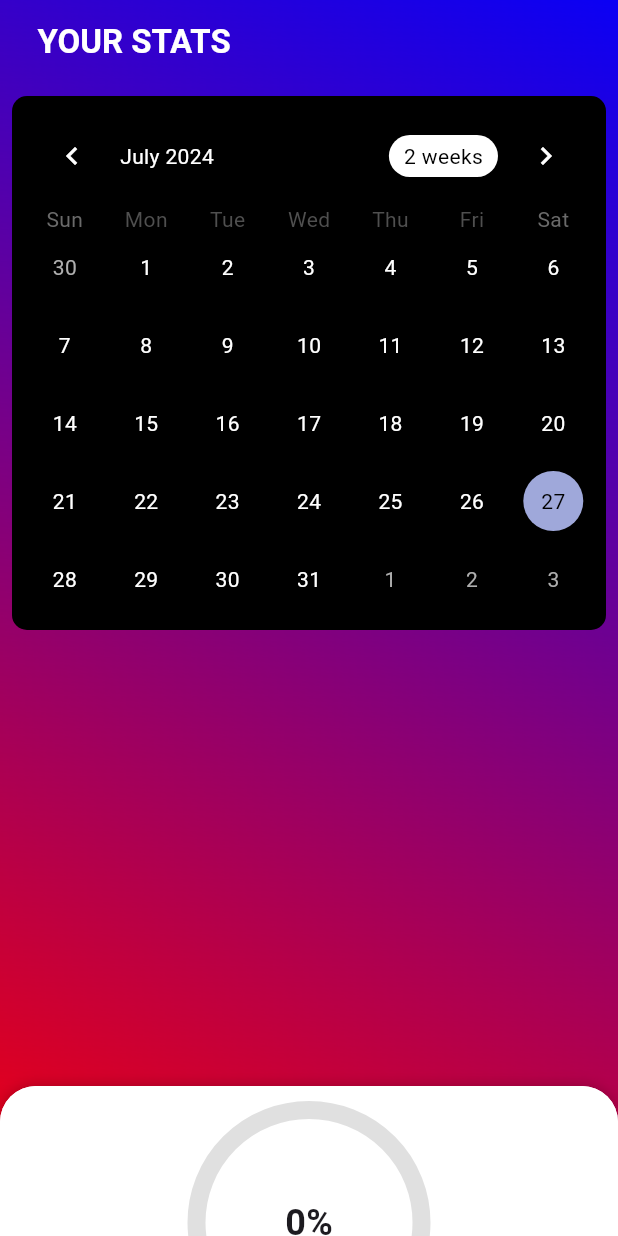
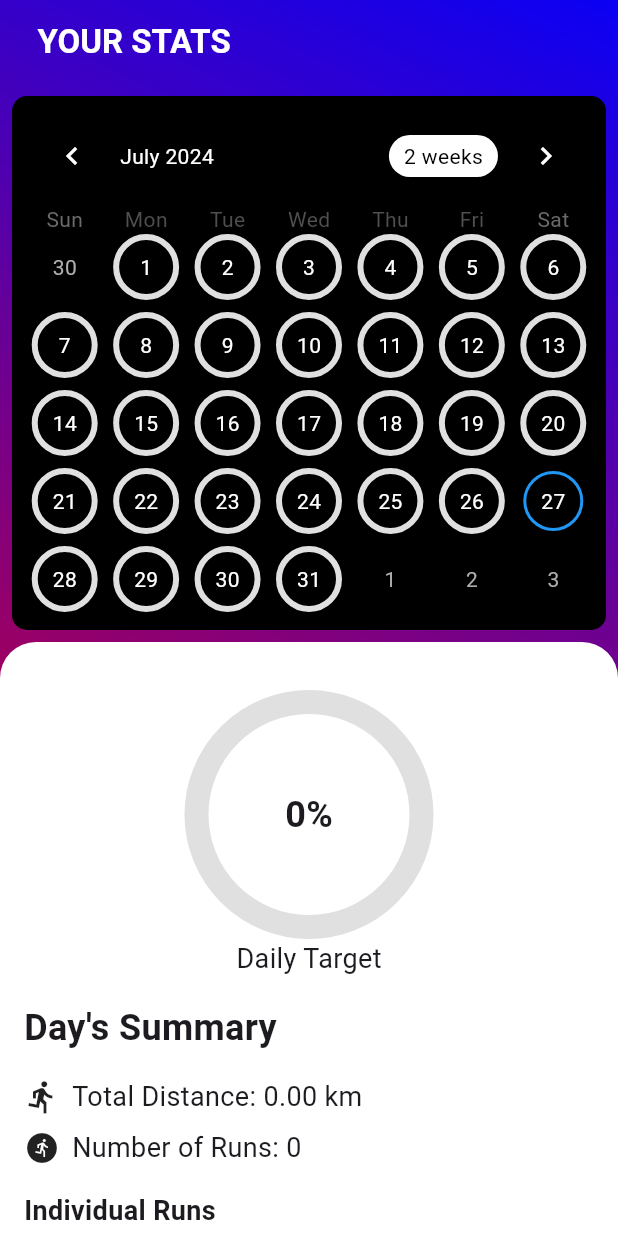
Before and after one commit to Bonzzz3/darth_runner, a Flutter app: the StatsDisplay screen opened directly, on a phone screen of 412 x 824 dp. Run offline on Flutter 3.47's test engine with Material 3 defaults, Android fonts, the phone set to English and light mode, and no system bars; drawn by our look-alikes of sliding_up_panel; our stand-ins replace cloud_firestore, email_validator, firebase_auth, firebase_core, flutter_dotenv, flutter_phoenix and 10 more; missing offline and left inert: flutter_3d_choice_chip, heart_bpm, pretty_gauge; accounts and stored records are empty.

Commit message:
made changes to stats ui

```diff
--- a/lib/calendar/stats_display.dart
+++ b/lib/calendar/stats_display.dart
@@ -2,7 +2,6 @@ import 'package:darth_runner/database/rundata.dart';
 import 'package:flutter/material.dart';
 import 'package:hive_flutter/hive_flutter.dart';
 import 'package:table_calendar/table_calendar.dart';
-import 'package:sliding_up_panel/sliding_up_panel.dart';
 
 class StatsDisplay extends StatefulWidget {
   const StatsDisplay({super.key});
@@ -15,8 +14,15 @@ class _StatsDisplayState extends State<StatsDisplay> {
   CalendarFormat _calendarFormat = CalendarFormat.month;
   DateTime _focusedDay = DateTime.now();
   DateTime? _selectedDay;
-  var runDataBox = Hive.box<Rundata>('runDataBox');
-  double _dailyTarget = 5.0; // Example daily target in kilometers
+  final runDataBox = Hive.box<Rundata>('runDataBox');
+  final double _dailyTarget = 5.0; // Example daily target in kilometers
+
+  List<Rundata> _getRunsForDate(DateTime date) {
+  return runDataBox.values.where((runData) =>
+    runData.hiveDate.year == date.year &&
+    runData.hiveDate.month == date.month &&
+    runData.hiveDate.day == date.day).toList();
+}
 
   double _getCumulativeDistanceForDate(DateTime date) {
     double totalDistanceCalendar = 0.0;
@@ -30,33 +36,23 @@ class _StatsDisplayState extends State<StatsDisplay> {
     return totalDistanceCalendar;
   }
 
-  Color _getCellColour(double distance) {
-    const double maxDist = 10.0;
-    double opacity = (distance / maxDist).clamp(0.0, 0.5);
-    return const Color.fromARGB(255, 255, 23, 6).withOpacity(opacity);
-  }
+  // TO USE HEATMAP STYLE
 
-  BoxDecoration _getCellDecoration(double distance) {
-    return BoxDecoration(
-      color: _getCellColour(distance),
-      shape: BoxShape.circle,
-    );
-  }
+  // Color _getCellColour(double distance) {
+  //   const double maxDist = 10.0;
+  //   double opacity = (distance / maxDist).clamp(0.0, 1.0); // Increase max opacity
+  //   return const Color.fromARGB(255, 255, 23, 6).withOpacity(opacity);
+  // }
+
+  // BoxDecoration _getCellDecoration(double distance) {
+  //   return BoxDecoration(
+  //     color: _getCellColour(distance),
+  //     shape: BoxShape.circle,
+  //   );
+  // }
 
   @override
   Widget build(BuildContext context) {
-    double _selectedDayDistance = _selectedDay != null
-        ? _getCumulativeDistanceForDate(_selectedDay!)
-        : 0.0;
-    int _numRuns = _selectedDay != null
-        ? runDataBox.values
-            .where((runData) =>
-                runData.hiveDate.year == _selectedDay!.year &&
-                runData.hiveDate.month == _selectedDay!.month &&
-                runData.hiveDate.day == _selectedDay!.day)
-            .length
-        : 0;
-
     return Scaffold(
       appBar: AppBar(
         backgroundColor: Colors.transparent,
@@ -79,10 +75,8 @@ class _StatsDisplayState extends State<StatsDisplay> {
               image: AssetImage("assets/img/gradient.png"), fit: BoxFit.cover),
         ),
         child: SafeArea(
-          child: SlidingUpPanel(
-            borderRadius: const BorderRadius.vertical(top: Radius.circular(24.0)),
-            panel: _buildPanel(_selectedDayDistance, _numRuns),
-            body: Column(children: [
+          child: Column(
+            children: [
               Padding(
                 padding: const EdgeInsets.all(8.0),
                 child: Container(
@@ -117,13 +111,18 @@ class _StatsDisplayState extends State<StatsDisplay> {
                     calendarStyle: const CalendarStyle(
                       defaultTextStyle: TextStyle(color: Colors.white),
                       weekendTextStyle: TextStyle(color: Colors.white),
-                      todayTextStyle: TextStyle(color: Colors.black),
-                      selectedTextStyle: TextStyle(color: Colors.black),
-                      selectedDecoration: BoxDecoration(
+                      todayTextStyle:  TextStyle(color: Colors.white), // Match default color for visibility
+                      selectedTextStyle:  TextStyle(color: Colors.black),
+                      selectedDecoration:  BoxDecoration(
                         color: Colors.white,
                         shape: BoxShape.circle,
                       ),
+                      todayDecoration:  BoxDecoration(
+                        shape: BoxShape.circle,
+                        border: Border.fromBorderSide(BorderSide(color: Colors.blue, width: 2.0)), // Add border instead of fill
                       ),
+                    ),
+
                     headerStyle: HeaderStyle(
                       titleTextStyle: const TextStyle(color: Colors.white),
                       formatButtonTextStyle: const TextStyle(color: Colors.black),
@@ -143,28 +142,63 @@ class _StatsDisplayState extends State<StatsDisplay> {
                     calendarBuilders: CalendarBuilders(
                       defaultBuilder: (context, date, _) {
                         double distance = _getCumulativeDistanceForDate(date);
-                        return Container(
-                          decoration: _getCellDecoration(distance),
-                          child: Center(
+                        double progress = (distance / _dailyTarget).clamp(0.0, 1.0);
+                        return Stack(
+                          alignment: Alignment.center,
+                          children: [
+                            SizedBox(
+                              width: 40,
+                              height: 40,
+                              child: CircularProgressIndicator(
+                                value: progress,
+                                strokeWidth: 4.0,
+                                backgroundColor: Colors.grey[300],
+                                valueColor: const AlwaysStoppedAnimation<Color>(Colors.blue),
+                              ),
+                            ),
+                            Center(
                               child: Text(
                                 '${date.day}',
                                 style: const TextStyle(color: Colors.white),
                               ),
                             ),
+                          ],
                         );
                       },
                     ),
+
                   ),
                 ),
               ),
-            ]),
+              Expanded(
+                child: ValueListenableBuilder(
+                  valueListenable: runDataBox.listenable(),
+                  builder: (context, Box<Rundata> box, _) {
+                    double _selectedDayDistance = _selectedDay != null
+                        ? _getCumulativeDistanceForDate(_selectedDay!)
+                        : 0.0;
+                    int _numRuns = _selectedDay != null
+                        ? _getRunsForDate(_selectedDay!).length
+                        : 0;
+                    List<Rundata> _runs = _selectedDay != null
+                        ? _getRunsForDate(_selectedDay!)
+                        : [];
+
+                    return SingleChildScrollView(
+                      child: _buildStatsPanel(_selectedDayDistance, _numRuns, _runs),
+                    );
+                  },
+                ),
+              )
+
+            ],
           ),
         ),
       ),
     );
   }
 
-  Widget _buildPanel(double distance, int numRuns) {
+Widget _buildStatsPanel(double distance, int numRuns, List<Rundata> runs) {
   return Container(
     padding: const EdgeInsets.all(16.0),
     decoration: const BoxDecoration(
@@ -184,14 +218,44 @@ class _StatsDisplayState extends State<StatsDisplay> {
               style: TextStyle(fontSize: 24.0, fontWeight: FontWeight.bold),
             ),
             const SizedBox(height: 16.0),
+            Row(
+              children: [
+                const Icon(Icons.directions_run, size: 24.0),
+                const SizedBox(width: 8.0),
                 Text(
                   "Total Distance: ${distance.toStringAsFixed(2)} km",
                   style: const TextStyle(fontSize: 18.0),
                 ),
+              ],
+            ),
             const SizedBox(height: 8.0),
+            Row(
+              children: [
+                const Icon(Icons.run_circle, size: 24.0),
+                const SizedBox(width: 8.0),
                 Text(
                   "Number of Runs: $numRuns",
                   style: const TextStyle(fontSize: 18.0),
+                ),
+              ],
+            ),
+            const SizedBox(height: 16.0),
+            const Text(
+              "Individual Runs",
+              style: TextStyle(fontSize: 18.0, fontWeight: FontWeight.bold),
+            ),
+            const SizedBox(height: 8.0),
+            ListView.builder(
+              shrinkWrap: true,
+              itemCount: runs.length,
+              itemBuilder: (context, index) {
+                final run = runs[index];
+                return ListTile(
+                  title: Text("Run ${index + 1}"),
+                  subtitle: Text("${run.hiveDistance.toStringAsFixed(2)} km"),
+                  trailing: Text("${run.hiveDate.toLocal()}"),
+                );
+              },
             ),
           ],
         ),
@@ -200,10 +264,12 @@ class _StatsDisplayState extends State<StatsDisplay> {
   );
 }
 
+
   Widget _buildCircularIndicator(double distance) {
     double progress = (distance / _dailyTarget).clamp(0.0, 1.0);
     return Column(
       children: [
+        const SizedBox(height: 24.0), // Add padding from the top edge
         Stack(
           alignment: Alignment.center,
           children: [
@@ -212,8 +278,9 @@ class _StatsDisplayState extends State<StatsDisplay> {
               height: 150,
               child: CircularProgressIndicator(
                 value: progress,
-                strokeWidth: 12.0,
+                strokeWidth: 16.0, // Increase stroke width for more volume
                 backgroundColor: Colors.grey[300],
+                valueColor: const AlwaysStoppedAnimation<Color>(Colors.blue),
               ),
             ),
             Text(
--- a/lib/widgets/achieve_card.dart
+++ b/lib/widgets/achieve_card.dart
@@ -24,7 +24,7 @@ class _AchieveCardState extends State<AchieveCard> {
       decoration: BoxDecoration(
         color: Colors.white,
         borderRadius: BorderRadius.circular(16),
-        //border: Border.all(color: Colors.black, width: 5),
+        border: Border.all(color: Colors.black, width: 2),
       ),
       margin: const EdgeInsets.only(top: 20, left: 20, right: 20),
       padding: const EdgeInsets.all(25),
```
Lines whose indentation alone changed are shown as unchanged.
